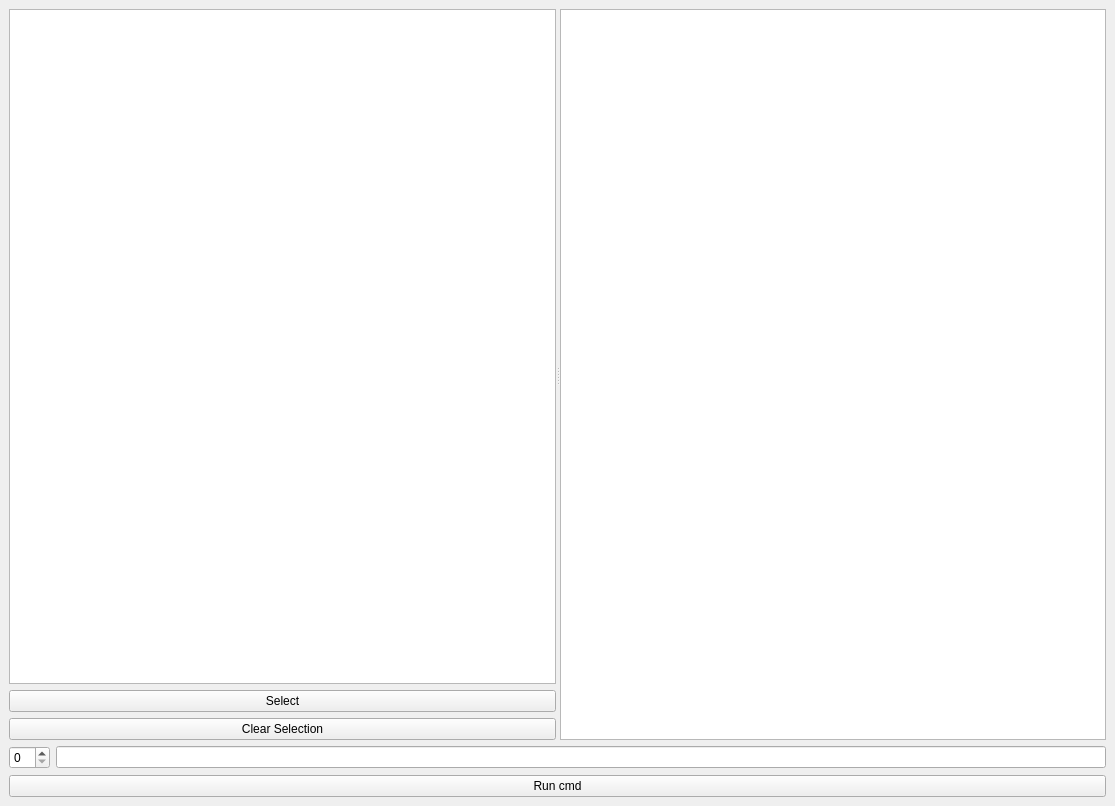
Before: the Qt Designer form src/client/main_dui.ui in ccp4/DUI2, drawn with Qt 5.
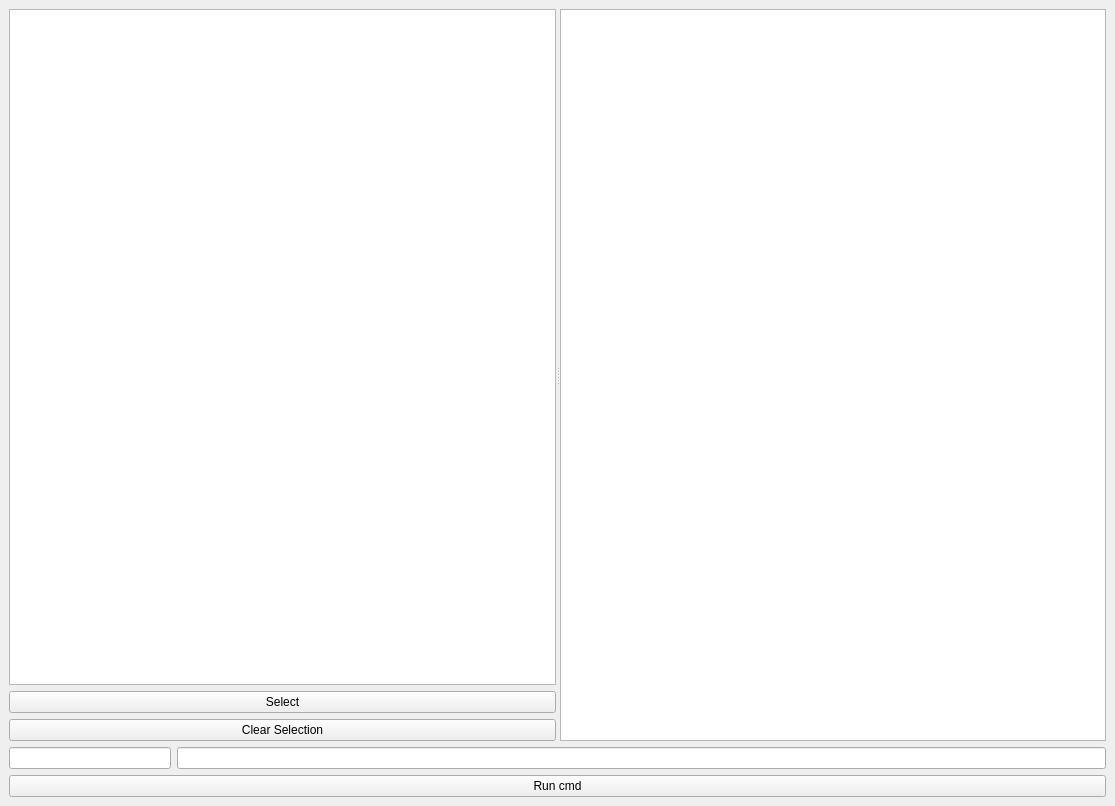
After: the same form once the commit is applied.

Commit message: adapting client ui to be able to receive multiple parent nodes

Diff of the .ui file:
```diff
--- a/src/client/main_dui.ui
+++ b/src/client/main_dui.ui
@@ -53,7 +53,14 @@
     <item>
      <layout class="QHBoxLayout" name="horizontalLayout">
       <item>
-       <widget class="QSpinBox" name="NumLin"/>
+       <widget class="QLineEdit" name="NumLinLst">
+        <property name="maximumSize">
+         <size>
+          <width>162</width>
+          <height>16777215</height>
+         </size>
+        </property>
+       </widget>
       </item>
       <item>
        <widget class="QLineEdit" name="CmdEdit"/>
```
The commit also changes 1 other file.
